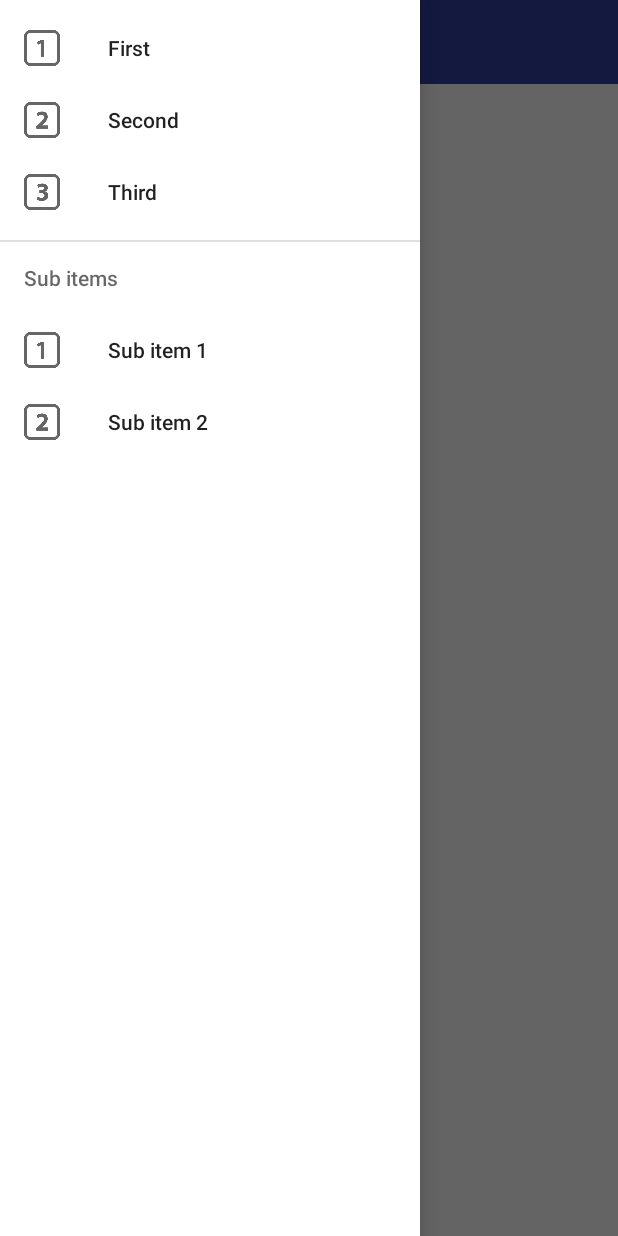
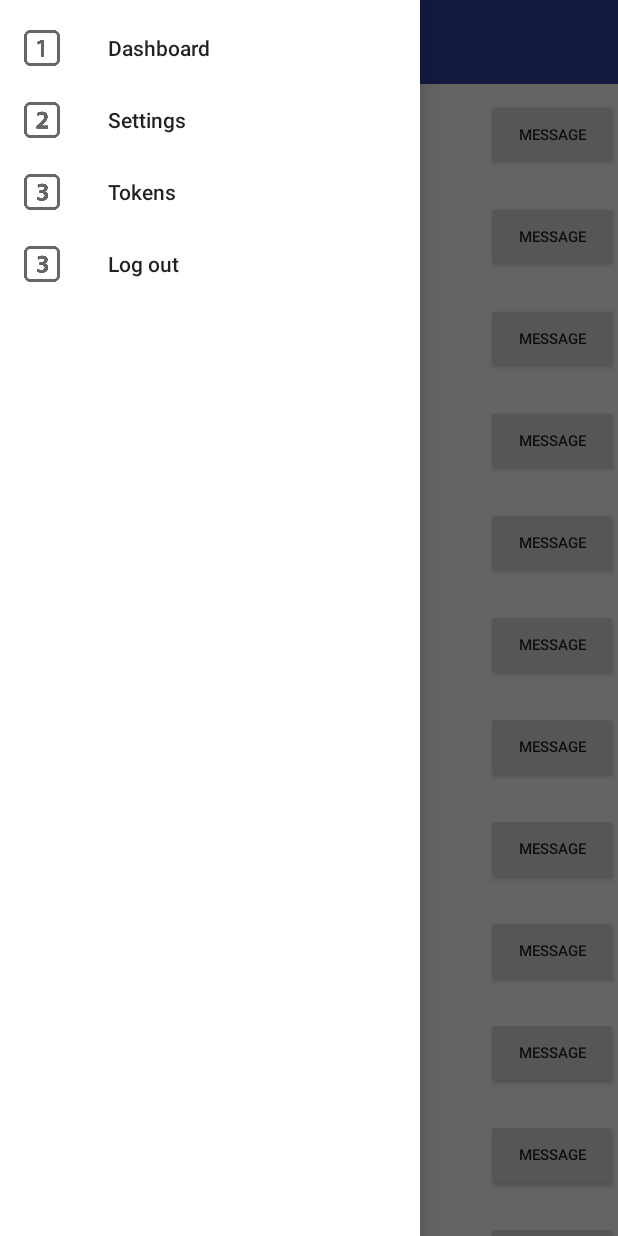
Before and after one commit to alexovits/tempr-android-app, an Android app: the screen it shows after launch (MainView), with the side drawer open, on a phone screen of 412 x 824 dp. Run offline under Robolectric (Android 15) with nearby library versions, the phone set to English and light mode, and no system bars.

Commit message:
Add Recycle View test implementation

```diff
--- a/app/build.gradle
+++ b/app/build.gradle
@@ -24,7 +24,9 @@ dependencies {
     androidTestCompile('com.android.support.test.espresso:espresso-core:2.2.2', {
         exclude group: 'com.android.support', module: 'support-annotations'
     })
-    compile 'com.android.support:appcompat-v7:25.2.0'
-    compile 'com.android.support:design:25.2.0'
+    compile 'com.android.support:appcompat-v7:25.3.1'
+    compile 'com.android.support:design:25.3.1'
+    compile 'com.android.support:recyclerview-v7:25.3.1'
+    compile 'com.android.support:support-v4:25.3.1'
     testCompile 'junit:junit:4.12'
 }
--- a/app/src/main/AndroidManifest.xml
+++ b/app/src/main/AndroidManifest.xml
@@ -1,6 +1,6 @@
 <?xml version="1.0" encoding="utf-8"?>
 <manifest xmlns:android="http://schemas.android.com/apk/res/android"
-    package="ubb.edu.tempr">
+    package="edu.ubb.tempr">
 
     <!-- To auto-complete the email text field in the login form with the user's emails -->
     <uses-permission android:name="android.permission.GET_ACCOUNTS" />
@@ -14,12 +14,12 @@
         android:supportsRtl="true"
         android:theme="@style/AppTheme">
         <activity
-            android:name=".LoginActivity"
+            android:name="edu.ubb.tempr.LoginActivity"
             android:label="@string/app_name">
 
         </activity>
         <activity
-            android:name=".MainView"
+            android:name="edu.ubb.tempr.MainView"
             android:label="@string/title_activity_main_view"
             android:theme="@style/AppTheme.NoActionBar">
 
--- /dev/null
+++ b/app/src/main/java/edu/ubb/tempr/HeatingCircuitAdapter.java
@@ -0,0 +1,83 @@
+package edu.ubb.tempr;
+
+import android.content.Context;
+import android.support.v7.widget.RecyclerView;
+import android.view.LayoutInflater;
+import android.view.View;
+import android.view.ViewGroup;
+import android.widget.Button;
+import android.widget.TextView;
+
+import java.util.List;
+
+import edu.ubb.tempr.data.HeatingCircuit;
+
+/**
+ * Created by zsoltszabo on 6/14/17.
+ */
+
+public class HeatingCircuitAdapter extends RecyclerView.Adapter<HeatingCircuitAdapter.ViewHolder>{
+
+    private List<HeatingCircuit> heatingCircuitList;
+    private Context context;
+
+    public HeatingCircuitAdapter(Context context, List<HeatingCircuit> heatingCircuits){
+        this.context = context;
+        this.heatingCircuitList = heatingCircuits;
+    }
+
+    public Context getContext(){
+        return context;
+    }
+
+    @Override
+    public ViewHolder onCreateViewHolder(ViewGroup parent, int viewType) {
+        Context context = parent.getContext();
+        LayoutInflater inflater = LayoutInflater.from(context);
+        // Inflate the custom layout
+        View contactView = inflater.inflate(R.layout.item_heatingcircuit, parent, false);
+
+        // Return a new holder instance
+        ViewHolder viewHolder = new ViewHolder(contactView);
+        return viewHolder;
+
+    }
+
+    @Override
+    public void onBindViewHolder(HeatingCircuitAdapter.ViewHolder viewHolder, int position) {
+        // Get the data model based on position
+        HeatingCircuit heatingCircuit = heatingCircuitList.get(position);
+
+        // Set item views based on your views and data model
+        TextView textView = viewHolder.nameTextView;
+        textView.setText(Integer.toString(heatingCircuit.getCurrentTemperature()));
+        Button button = viewHolder.messageButton;
+        button.setText("Message");
+    }
+
+    @Override
+    public int getItemCount() {
+        return heatingCircuitList.size();
+    }
+
+    // Provide a direct reference to each of the views within a data item
+    // Used to cache the views within the item layout for fast access
+    public class ViewHolder extends RecyclerView.ViewHolder {
+        // Your holder should contain a member variable
+        // for any view that will be set as you render a row
+        public TextView nameTextView;
+        public Button messageButton;
+
+        // We also create a constructor that accepts the entire item row
+        // and does the view lookups to find each subview
+        public ViewHolder(View itemView) {
+            // Stores the itemView in a public final member variable that can be used
+            // to access the context from any ViewHolder instance.
+            super(itemView);
+
+            nameTextView = (TextView) itemView.findViewById(R.id.contact_name);
+            messageButton = (Button) itemView.findViewById(R.id.message_button);
+        }
+    }
+
+}
--- a/app/src/main/java/ubb/edu/tempr/LoginActivity.java
+++ b/app/src/main/java/edu/ubb/tempr/LoginActivity.java
@@ -1,4 +1,4 @@
-package ubb.edu.tempr;
+package edu.ubb.tempr;
 
 import android.content.Intent;
 import android.os.Bundle;
--- a/app/src/main/java/ubb/edu/tempr/MainView.java
+++ b/app/src/main/java/edu/ubb/tempr/MainView.java
@@ -1,30 +1,34 @@
-package ubb.edu.tempr;
+package edu.ubb.tempr;
 
 import android.content.res.Configuration;
+import android.graphics.Color;
+import android.graphics.drawable.Drawable;
+import android.graphics.drawable.GradientDrawable;
 import android.os.Bundle;
-import android.support.design.widget.FloatingActionButton;
-import android.support.design.widget.Snackbar;
 import android.support.v4.app.Fragment;
-import android.support.v4.app.FragmentManager;
+import android.support.v7.widget.LinearLayoutManager;
+import android.support.v7.widget.RecyclerView;
 import android.util.Log;
-import android.view.View;
 import android.support.design.widget.NavigationView;
-import android.support.v4.view.GravityCompat;
 import android.support.v4.widget.DrawerLayout;
 import android.support.v7.app.ActionBarDrawerToggle;
 import android.support.v7.app.AppCompatActivity;
 import android.support.v7.widget.Toolbar;
-import android.view.Menu;
 import android.view.MenuItem;
+import android.widget.TextView;
+
+import java.util.ArrayList;
+import java.util.List;
+
+import edu.ubb.tempr.data.HeatingCircuit;
 
 public class MainView extends AppCompatActivity{
 
     private DrawerLayout mDrawer;
     private Toolbar toolbar;
     private NavigationView nvDrawer;
-    // Make sure to be using android.support.v7.app.ActionBarDrawerToggle version.
-    // The android.support.v4.app.ActionBarDrawerToggle has been deprecated.
     private ActionBarDrawerToggle drawerToggle;
+    private List<HeatingCircuit> heatingCircuitList;
 
     @Override
     protected void onCreate(Bundle savedInstanceState) {
@@ -47,6 +51,29 @@ public class MainView extends AppCompatActivity{
         nvDrawer = (NavigationView) findViewById(R.id.nvView);
         // Setup drawer view
         setupDrawerContent(nvDrawer);
+        // Test
+        setupRecyclerView();
+    }
+
+    private void setupRecyclerView(){
+        RecyclerView recyclerView = (RecyclerView) findViewById(R.id.rvContacts);
+        heatingCircuitList = new ArrayList<>();
+        for(int i=10; i<23; i++){
+            HeatingCircuit hc = new HeatingCircuit();
+            hc.setCurrentTemperature(i);
+            heatingCircuitList.add(hc);
+        }
+
+        HeatingCircuitAdapter heatingCircuitAdapter = new HeatingCircuitAdapter(this, heatingCircuitList);
+        recyclerView.setAdapter(heatingCircuitAdapter);
+        recyclerView.setLayoutManager(new LinearLayoutManager(this));
+    }
+
+    private void changeCircleShapeColor(){
+        //Chaning the color of a predefined shape on a textView
+        //TextView textView = (TextView) findViewById(R.id.fasz);
+        //Drawable background = textView.getBackground();
+        //((GradientDrawable) background).setColor(Color.BLUE);
     }
 
     @Override
@@ -104,7 +131,8 @@ public class MainView extends AppCompatActivity{
             case R.id.nav_first_fragment:
                 //fragmentClass = FirstFragment.class;
                 Log.i("Main","Egyes");
-                break;
+                DashboardFragment dashboardFragment = new DashboardFragment();
+                getSupportFragmentManager().beginTransaction().replace(R.id.flContent, dashboardFragment).commit();
             case R.id.nav_second_fragment:
 //                fragmentClass = SecondFragment.class;
                 Log.i("Main","Kettes");
@@ -116,7 +144,6 @@ public class MainView extends AppCompatActivity{
             default:
 //                fragmentClass = FirstFragment.class;
                 Log.i("Main","Négyes");
-
         }
 
 //        try {
--- /dev/null
+++ b/app/src/main/java/edu/ubb/tempr/data/HeatingCircuit.java
@@ -0,0 +1,37 @@
+package edu.ubb.tempr.data;
+
+/**
+ * Created by zsoltszabo on 6/14/17.
+ */
+
+public class HeatingCircuit {
+    private int currentTemperature =1, desiredTemperature=2, suggestedTemperature=3;
+
+    public HeatingCircuit() {
+        //EMPTY
+    }
+
+    public int getCurrentTemperature() {
+        return currentTemperature;
+    }
+
+    public void setCurrentTemperature(int currentTemperature) {
+        this.currentTemperature = currentTemperature;
+    }
+
+    public int getDesiredTemperature() {
+        return desiredTemperature;
+    }
+
+    public void setDesiredTemperature(int desiredTemperature) {
+        this.desiredTemperature = desiredTemperature;
+    }
+
+    public int getSuggestedTemperature() {
+        return suggestedTemperature;
+    }
+
+    public void setSuggestedTemperature(int suggestedTemperature) {
+        this.suggestedTemperature = suggestedTemperature;
+    }
+}
--- a/app/src/main/res/layout/activity_login.xml
+++ b/app/src/main/res/layout/activity_login.xml
@@ -8,7 +8,7 @@
     android:paddingLeft="@dimen/activity_horizontal_margin"
     android:paddingRight="@dimen/activity_horizontal_margin"
     android:paddingTop="@dimen/activity_vertical_margin"
-    tools:context="ubb.edu.tempr.LoginActivity">
+    tools:context="edu.ubb.tempr.LoginActivity">
 
     <!-- Login progress -->
     <ProgressBar
--- a/app/src/main/res/layout/activity_main_view.xml
+++ b/app/src/main/res/layout/activity_main_view.xml
@@ -23,7 +23,20 @@
         <FrameLayout
             android:id="@+id/flContent"
             android:layout_width="match_parent"
-            android:layout_height="match_parent" />
+            android:layout_height="match_parent">
+
+            <RelativeLayout xmlns:android="http://schemas.android.com/apk/res/android"
+                android:layout_width="match_parent"
+                android:layout_height="match_parent" >
+
+                <android.support.v7.widget.RecyclerView
+                    android:id="@+id/rvContacts"
+                    android:layout_width="match_parent"
+                    android:layout_height="match_parent" />
+
+            </RelativeLayout>
+
+        </FrameLayout>
     </LinearLayout>
 
     <!-- The navigation drawer that comes from the left -->
--- /dev/null
+++ b/app/src/main/res/layout/item_heatingcircuit.xml
@@ -0,0 +1,26 @@
+<?xml version="1.0" encoding="utf-8"?>
+<LinearLayout
+    xmlns:android="http://schemas.android.com/apk/res/android"
+    android:orientation="horizontal"
+    android:layout_width="match_parent"
+    android:layout_height="wrap_content"
+    android:paddingTop="10dp"
+    android:paddingBottom="10dp"
+    >
+
+    <TextView
+        android:id="@+id/contact_name"
+        android:layout_width="0dp"
+        android:layout_height="wrap_content"
+        android:layout_weight="1"
+        />
+
+    <Button
+        android:id="@+id/message_button"
+        android:layout_width="wrap_content"
+        android:layout_height="wrap_content"
+        android:paddingLeft="16dp"
+        android:paddingRight="16dp"
+        android:textSize="10sp"
+        />
+</LinearLayout>
--- a/app/src/main/res/menu/drawer_view.xml
+++ b/app/src/main/res/menu/drawer_view.xml
@@ -4,26 +4,18 @@
         <item
             android:id="@+id/nav_first_fragment"
             android:icon="@drawable/one"
-            android:title="First" />
+            android:title="Dashboard" />
         <item
             android:id="@+id/nav_second_fragment"
             android:icon="@drawable/two"
-            android:title="Second" />
+            android:title="Settings" />
         <item
             android:id="@+id/nav_third_fragment"
             android:icon="@drawable/three"
-            android:title="Third" />
-        <item android:title="Sub items">
-            <menu>
-                <group android:checkableBehavior="single">
-                    <item
-                        android:icon="@drawable/one"
-                        android:title="Sub item 1" />
-                    <item
-                        android:icon="@drawable/two"
-                        android:title="Sub item 2" />
-                </group>
-            </menu>
-        </item>
+            android:title="Tokens" />
+        <item
+            android:id="@+id/nav_fourth_fragment"
+            android:icon="@drawable/three"
+            android:title="Log out" />
     </group>
 </menu>
--- a/app/src/main/res/values/strings.xml
+++ b/app/src/main/res/values/strings.xml
@@ -19,4 +19,7 @@
 
     <string name="drawer_open">Open navigation drawer</string>
     <string name="drawer_close">Close navigation drawer</string>
+
+    <!-- TODO: Remove or change this placeholder text -->
+    <string name="hello_blank_fragment">Hello blank fragment</string>
 </resources>
```
Also changed, not shown: app/src/main/java/edu/ubb/tempr/DashboardFragment.java (added, +29 -0 lines), app/src/main/res/drawable/text_view_circle.xml (added, +15 -0 lines), app/src/main/res/layout/fragment_dashboard.xml (added, +17 -0 lines), 4 other files.
